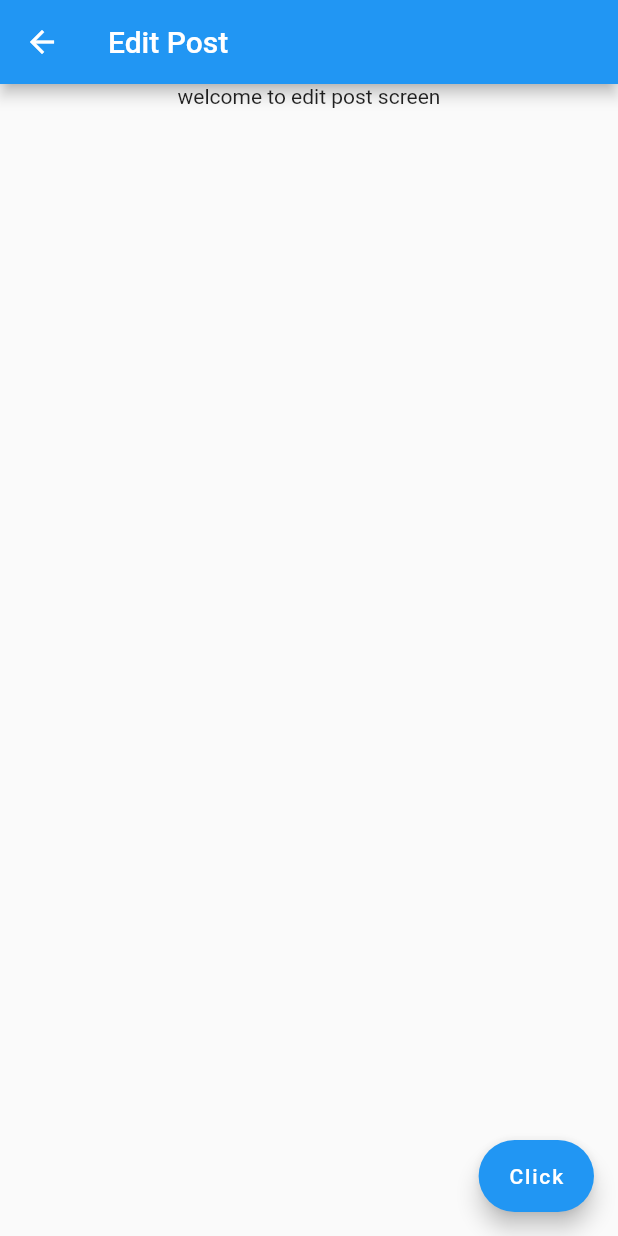
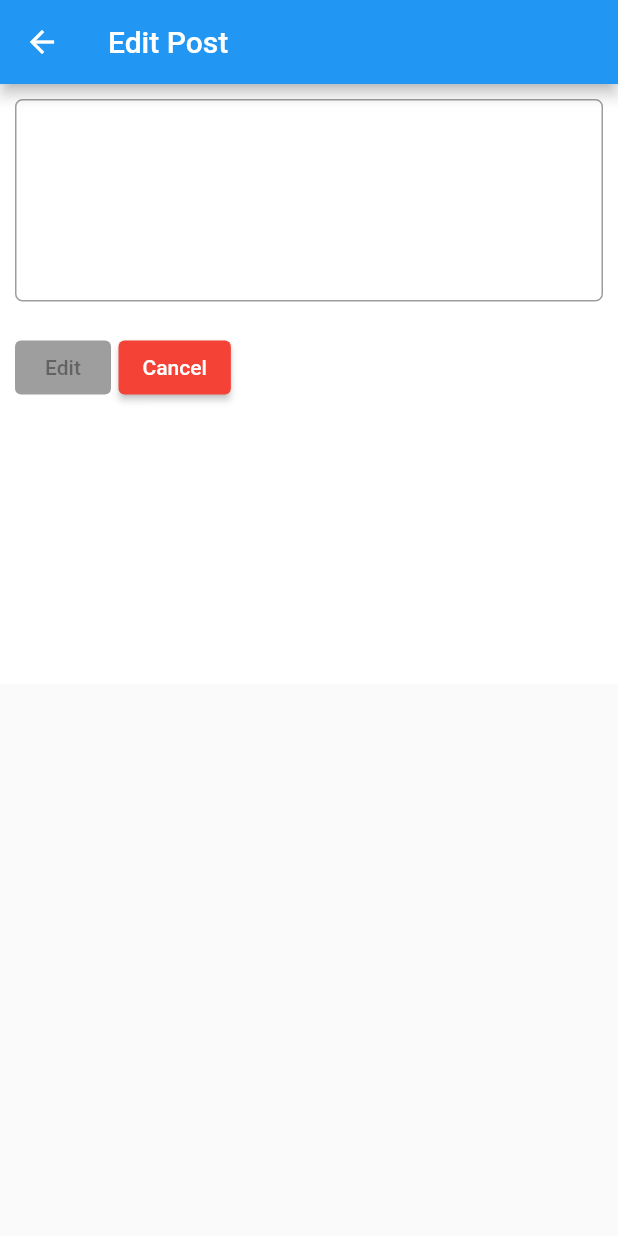
Before and after one commit to paedayz/Flutter_Social_App, a Flutter app: the EditPost screen opened directly with empty values, on a phone screen of 412 x 824 dp. Run offline on Flutter 3.47's test engine with Material 2 defaults, Android fonts, the phone set to English and light mode, and no system bars; our stand-ins replace cloud_firestore, firebase_auth, firebase_core, google_sign_in, shared_preferences; accounts and stored records are empty.

Commit message:
create and impliment edit function

```diff
--- a/lib/main.dart
+++ b/lib/main.dart
@@ -41,7 +41,7 @@ class MyApp extends StatelessWidget {
         '/chatscreen': (BuildContext context) => ChatScreen(),
         '/postscreen': (BuildContext context) => PostScreen(),
         '/addPostScreen': (BuildContext context) => AddPostScreen(),
-        // '/postDetailScreen': (BuildContext context) => PostDetail(),
+        '/homescreen': (BuildContext context) => Home(),
       },
     );
   }
--- a/lib/views/editPostScreen.dart
+++ b/lib/views/editPostScreen.dart
@@ -1,30 +1,105 @@
 import 'package:flutter/material.dart';
+import '../services/database.dart';
+import '../helperFunctions/sharedpref_helper.dart';
 
 class EditPost extends StatefulWidget {
   var id;
+  var body;
 
-  EditPost({Key key, @required this.id}) : super(key: key);
+  EditPost({Key key, @required this.id, this.body}) : super(key: key);
   @override
   _EditPostState createState() => _EditPostState();
 }
 
 class _EditPostState extends State<EditPost> {
+  String _textEditing = "";
+  bool _isEdit = false;
+
+  onTextChange(value) {
+    print(value);
+    _isEdit = true;
+    _textEditing = value;
+    setState(() {});
+  }
+
+  editPost() async {
+    var postInfo = {
+      'body': _textEditing,
+    };
+
+    DatabaseMethods()
+        .editPost(postInfo, widget.id)
+        .then((value) => Navigator.of(context).pushNamed('/homescreen'));
+  }
+
+  @override
+  void initState() {
+    super.initState();
+  }
+
   @override
   Widget build(BuildContext context) {
     return Scaffold(
       appBar: AppBar(
         title: Text('Edit Post'),
       ),
-      body: Center(
-        child: Column(
-          children: [
-            Text('welcome to edit post screen'),
-          ],
+      body: Container(
+        padding: const EdgeInsets.all(10.0),
+        child: SingleChildScrollView(
+          child: Container(
+            child: Column(
+              mainAxisAlignment: MainAxisAlignment.start,
+              children: [
+                TextFormField(
+                  initialValue: widget.body,
+                  onChanged: (value) => onTextChange(value),
+                  maxLines: 5,
+                  decoration: InputDecoration(
+                    border: OutlineInputBorder(
+                      borderRadius: BorderRadius.circular(5),
+                    ),
+                  ),
+                ),
+                Container(
+                  margin: const EdgeInsets.only(top: 20),
+                  child: Row(
+                    children: [
+                      (_isEdit
+                          ? ElevatedButton(
+                              onPressed: () => editPost(),
+                              child: Text('Edit'),
+                            )
+                          : ElevatedButton(
+                              onPressed: null,
+                              child: Text('Edit'),
+                              style: ButtonStyle(
+                                backgroundColor:
+                                    MaterialStateProperty.all<Color>(
+                                  Colors.black38,
+                                ),
+                              ),
+                            )),
+                      SizedBox(
+                        width: 5,
+                      ),
+                      ElevatedButton(
+                        onPressed: () => Navigator.of(context).pop(),
+                        child: Text('Cancel'),
+                        style: ButtonStyle(
+                          backgroundColor: MaterialStateProperty.all<Color>(
+                            Colors.red,
+                          ),
+                        ),
+                      ),
+                    ],
+                  ),
+                )
+              ],
+            ),
+          ),
         ),
-      ),
-      floatingActionButton: FloatingActionButton.extended(
-        onPressed: () => Navigator.of(context).pop(),
-        label: Text('Click'),
+        height: 400.0,
+        color: Colors.white,
       ),
     );
   }
--- a/lib/views/postDetailScreen.dart
+++ b/lib/views/postDetailScreen.dart
@@ -99,7 +99,7 @@ class _PostDetailState extends State<PostDetail> {
               onPressed: () => Navigator.push(
                 context,
                 MaterialPageRoute(builder: (context) {
-                  return EditPost(id: widget.id);
+                  return EditPost(id: widget.id, body: postData['body']);
                 }),
               ),
               child: Icon(Icons.edit),
```
Also changed, not shown: lib/services/database.dart (+7 -0 lines).
